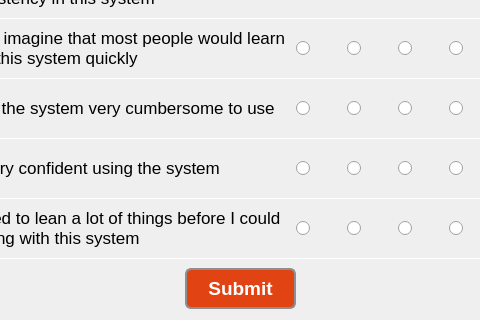
Qt form surveydialog.ui (Sabreme/SurveyDialog) before a commit; both pictures show x 125 to 605 and y 432 to 752 of the 700 by 752 pixel window.
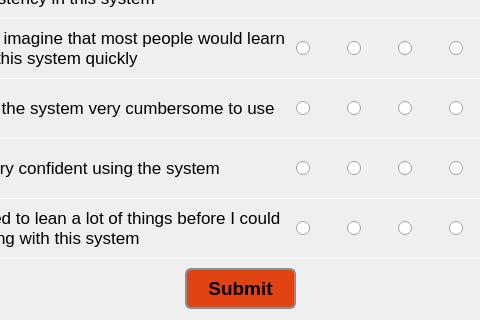
The same form after that commit.

Commit message:
DONE: Added CheckComplete to see if user answered all questions
DONE: Submit Enable/Dissable Toggle working

DONE: Selection Text Value Changed upon choice

TODO: SaveFile Details

TODO: UserID and Task Information Parameters

TODO: UserTesting Implementation

What changed in the file:
```diff
--- a/surveydialog.ui
+++ b/surveydialog.ui
@@ -54,7 +54,7 @@
   </property>
   <widget class="QPushButton" name="buttonSubmit">
    <property name="enabled">
-    <bool>true</bool>
+    <bool>false</bool>
    </property>
    <property name="geometry">
     <rect>
@@ -1816,7 +1816,7 @@
     </layout>
    </widget>
   </widget>
-  <widget class="QWidget" name="">
+  <widget class="QWidget" name="layoutWidget">
    <property name="geometry">
     <rect>
      <x>0</x>
```
The commit also changes 2 other files.
